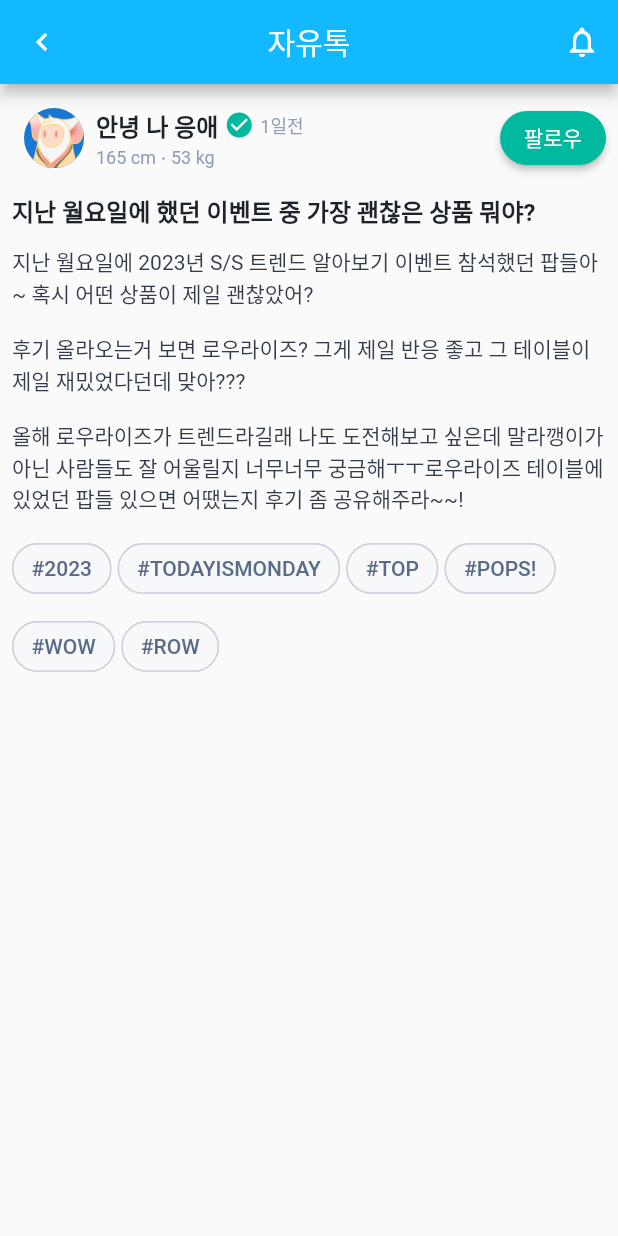
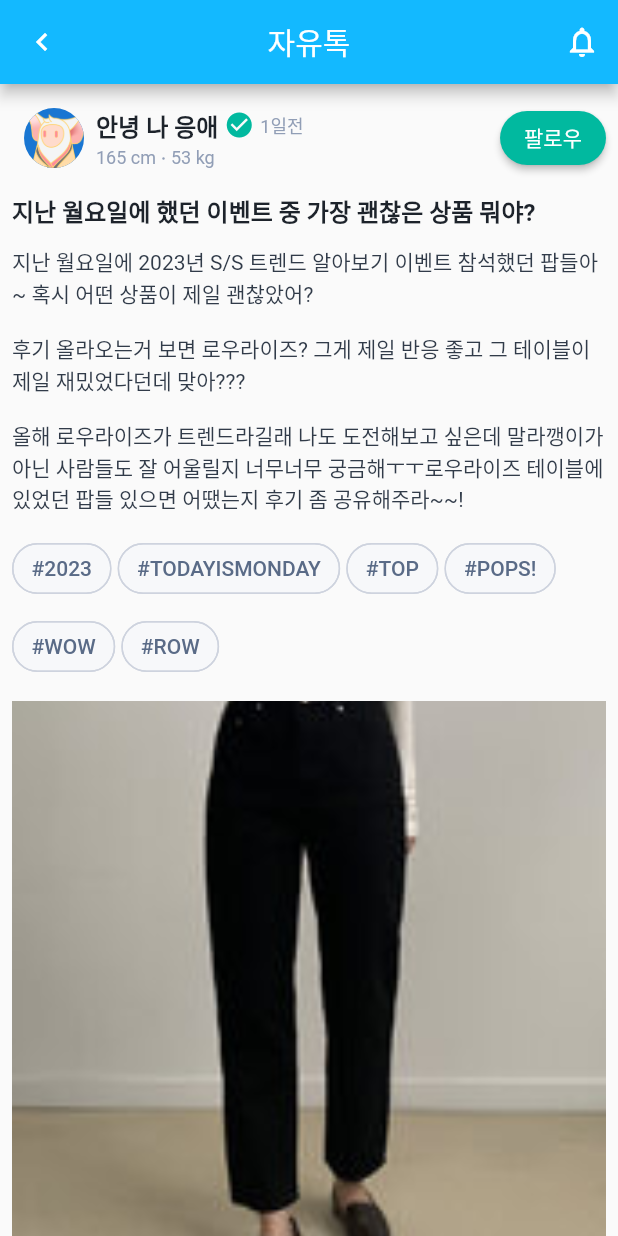
Before and after one commit to rajarshi-ch/responsive_ui_demo, a Flutter app: the screen it shows after launch, on a phone screen of 412 x 824 dp. Run offline on Flutter 3.47's test engine with Material 2 defaults, Android fonts, the light colour scheme and no system bars; our stand-ins replace bloc, flutter_bloc; generated files the repository leaves out were written again.

Commit message:
Added a custom image carousal

```diff
--- /dev/null
+++ b/lib/demo_ui/view/components/image_carousal.dart
@@ -0,0 +1,110 @@
+import 'package:flutter/material.dart';
+import 'package:responsive_ui_demo/core/constants/constant_colors.dart';
+
+class ImageCarousel extends StatefulWidget {
+  final List<String> imageUrls;
+
+  const ImageCarousel({required this.imageUrls});
+
+  @override
+  _ImageCarouselState createState() => _ImageCarouselState();
+}
+
+class _ImageCarouselState extends State<ImageCarousel> {
+  late PageController _pageController;
+  int _currentPage = 0;
+
+  @override
+  void initState() {
+    super.initState();
+    _pageController = PageController(initialPage: _currentPage);
+  }
+
+  @override
+  void dispose() {
+    _pageController.dispose();
+    super.dispose();
+  }
+
+  void _onPageChanged(int index) {
+    setState(() {
+      _currentPage = index;
+    });
+  }
+
+  Widget _buildDotIndicator(double width) {
+    return SizedBox(
+      width: width,
+      child: Row(
+        mainAxisAlignment: MainAxisAlignment.center,
+        children: List<Widget>.generate(widget.imageUrls.length, (int index) {
+          return Container(
+            width: 8.0,
+            height: 8.0,
+            margin: EdgeInsets.symmetric(horizontal: 4.0),
+            decoration: BoxDecoration(
+              shape: BoxShape.circle,
+              color: _currentPage == index ? Colors.white : kLightBorderGray,
+            ),
+          );
+        }),
+      ),
+    );
+  }
+
+  @override
+  Widget build(BuildContext context) {
+    var size = MediaQuery.of(context).size;
+    return Stack(
+      children: [
+        AspectRatio(
+          aspectRatio: 0.9,
+          child: GestureDetector(
+            onHorizontalDragEnd: (details) {
+              if (details.velocity.pixelsPerSecond.dx > 0) {
+                // Swiped Right
+                if (_currentPage > 0) {
+                  setState(() {
+                    _currentPage--;
+                  });
+                  _pageController.animateToPage(
+                    _currentPage,
+                    duration: Duration(milliseconds: 300),
+                    curve: Curves.easeInOut,
+                  );
+                }
+              } else if (details.velocity.pixelsPerSecond.dx < 0) {
+                // Swiped Left
+                if (_currentPage < widget.imageUrls.length - 1) {
+                  setState(() {
+                    _currentPage++;
+                  });
+                  _pageController.animateToPage(
+                    _currentPage,
+                    duration: Duration(milliseconds: 300),
+                    curve: Curves.easeInOut,
+                  );
+                }
+              }
+            },
+            child: PageView.builder(
+              controller: _pageController,
+              onPageChanged: _onPageChanged,
+              itemCount: widget.imageUrls.length,
+              itemBuilder: (context, index) {
+                return Image.asset(
+                  widget.imageUrls[index],
+                  fit: BoxFit.cover,
+                );
+              },
+            ),
+          ),
+        ),
+        Positioned(
+          bottom: 24,
+          child: _buildDotIndicator(size.width),
+        )
+      ],
+    );
+  }
+}
--- a/lib/demo_ui/view/demo_ui_page.dart
+++ b/lib/demo_ui/view/demo_ui_page.dart
@@ -4,6 +4,7 @@ import 'package:responsive_ui_demo/core/constants/constant_colors.dart';
 import 'package:responsive_ui_demo/core/constants/constant_text_styles.dart';
 import 'package:responsive_ui_demo/demo_ui/view/components/custom_back_button.dart';
 import 'package:responsive_ui_demo/demo_ui/view/components/hash_tag.dart';
+import 'package:responsive_ui_demo/demo_ui/view/components/image_carousal.dart';
 import 'package:responsive_ui_demo/demo_ui/view/components/notification_button.dart';
 import 'package:responsive_ui_demo/demo_ui/view/components/rounded_button.dart';
 import 'package:responsive_ui_demo/demo_ui/view/components/user_header.dart';
@@ -68,7 +69,11 @@ class _DemoPageState extends State<DemoPage> {
                         children: post.hashTags
                             .map((tag) => HashTag(hashTag: tag))
                             .toList(),
-                      )
+                      ),
+                      const SizedBox(
+                        height: 12,
+                      ),
+                      ImageCarousel(imageUrls: post.images)
                     ],
                   ))
               .toList(),
```
